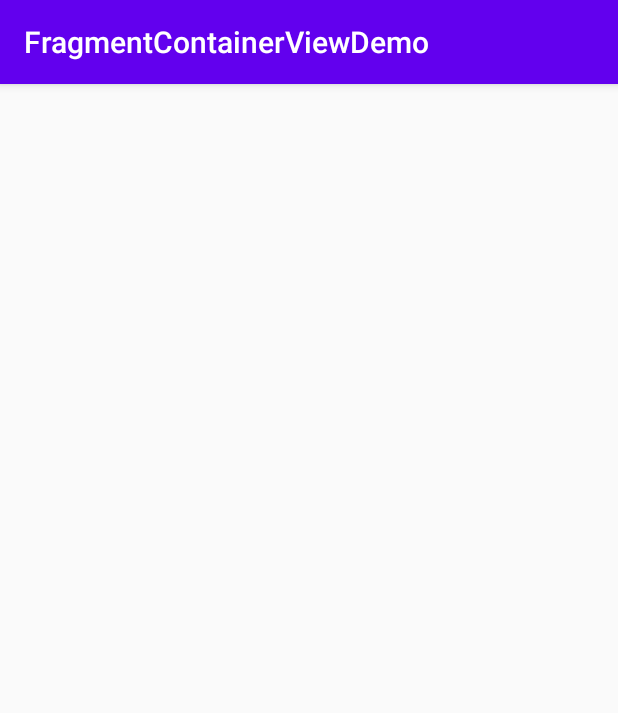
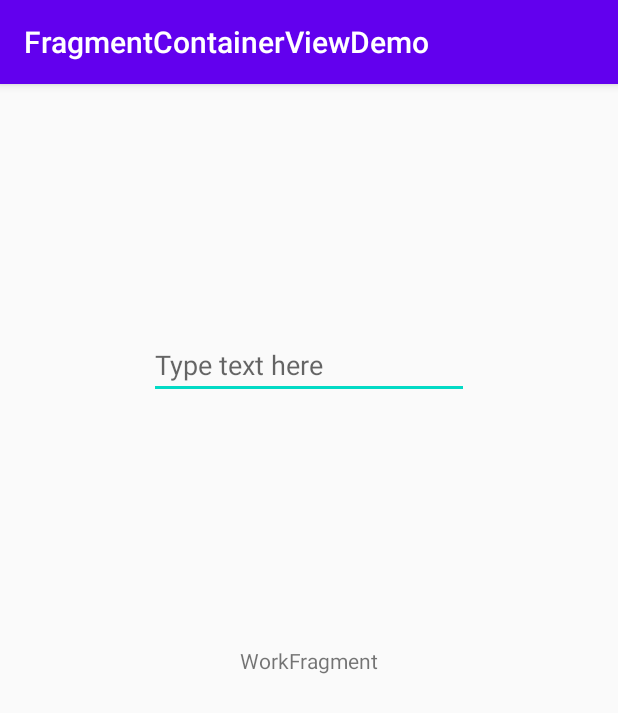
Before and after one commit to DenBond7/FragmentContainerViewDemo, an Android app: the screen it shows after launch (BrokenActivity before the commit, WorkActivity after it), after a tap on "OPEN NORMAL ACTIVITY", on a phone screen of 412 x 824 dp. Shown: the top 713 px of the screen. Run offline under Robolectric (Android 15) with nearby library versions, the phone set to English and light mode, and no system bars.

Commit message:
Added WorkActivity.

```diff
--- a/app/src/main/AndroidManifest.xml
+++ b/app/src/main/AndroidManifest.xml
@@ -9,8 +9,9 @@
         android:roundIcon="@mipmap/ic_launcher_round"
         android:supportsRtl="true"
         android:theme="@style/AppTheme">
-        <activity android:name="com.denbond7.fragmentcontainerview.BrokenActivity"></activity>
-        <activity android:name="com.denbond7.fragmentcontainerview.MainActivity">
+        <activity android:name=".WorkActivity"/>
+        <activity android:name=".BrokenActivity" />
+        <activity android:name=".MainActivity">
             <intent-filter>
                 <action android:name="android.intent.action.MAIN" />
 
--- /dev/null
+++ b/app/src/main/java/com/denbond7/fragmentcontainerview/WorkActivity.kt
@@ -0,0 +1,18 @@
+package com.denbond7.fragmentcontainerview
+
+import android.os.Bundle
+import androidx.appcompat.app.AppCompatActivity
+import com.denbond7.fragmentcontainerview.ui.main.WorkFragment
+
+class WorkActivity : AppCompatActivity() {
+
+    override fun onCreate(savedInstanceState: Bundle?) {
+        super.onCreate(savedInstanceState)
+        setContentView(R.layout.work_activity)
+        if (savedInstanceState == null) {
+            supportFragmentManager.beginTransaction()
+                .replace(R.id.container, WorkFragment.newInstance())
+                .commitNow()
+        }
+    }
+}
--- a/app/src/main/java/com/denbond7/fragmentcontainerview/ui/main/MainFragment.kt
+++ b/app/src/main/java/com/denbond7/fragmentcontainerview/ui/main/MainFragment.kt
@@ -7,9 +7,9 @@ import android.view.View
 import android.view.ViewGroup
 import androidx.fragment.app.Fragment
 import androidx.lifecycle.ViewModelProviders
+import com.denbond7.fragmentcontainerview.BrokenActivity
 import com.denbond7.fragmentcontainerview.R
-import com.denbond7.fragmentcontainerview.BrokenActivity
-import kotlinx.android.synthetic.main.layout.*
+import com.denbond7.fragmentcontainerview.WorkActivity
 import kotlinx.android.synthetic.main.main_fragment.*
 
 class MainFragment : Fragment() {
@@ -20,8 +20,10 @@ class MainFragment : Fragment() {
 
     private lateinit var viewModel: MainViewModel
 
-  override fun onCreateView(inflater: LayoutInflater, container: ViewGroup?,
-                            savedInstanceState: Bundle?): View {
+    override fun onCreateView(
+        inflater: LayoutInflater, container: ViewGroup?,
+        savedInstanceState: Bundle?
+    ): View {
         return inflater.inflate(R.layout.main_fragment, container, false)
     }
 
@@ -31,7 +33,7 @@ class MainFragment : Fragment() {
         // TODO: Use the ViewModel
 
         buttonWorkActivity?.setOnClickListener {
-      startActivity(Intent(requireContext(), BrokenActivity::class.java))
+            startActivity(Intent(requireContext(), WorkActivity::class.java))
         }
 
         buttonBrokenActivity?.setOnClickListener {
--- /dev/null
+++ b/app/src/main/java/com/denbond7/fragmentcontainerview/ui/main/WorkFragment.kt
@@ -0,0 +1,32 @@
+package com.denbond7.fragmentcontainerview.ui.main
+
+import androidx.lifecycle.ViewModelProviders
+import android.os.Bundle
+import androidx.fragment.app.Fragment
+import android.view.LayoutInflater
+import android.view.View
+import android.view.ViewGroup
+import com.denbond7.fragmentcontainerview.R
+
+class WorkFragment : Fragment() {
+
+    companion object {
+        fun newInstance() = WorkFragment()
+    }
+
+    private lateinit var viewModel: WorkViewModel
+
+    override fun onCreateView(
+        inflater: LayoutInflater, container: ViewGroup?,
+        savedInstanceState: Bundle?
+    ): View {
+        return inflater.inflate(R.layout.work_fragment, container, false)
+    }
+
+    override fun onActivityCreated(savedInstanceState: Bundle?) {
+        super.onActivityCreated(savedInstanceState)
+        viewModel = ViewModelProviders.of(this).get(WorkViewModel::class.java)
+        // TODO: Use the ViewModel
+    }
+
+}
--- /dev/null
+++ b/app/src/main/java/com/denbond7/fragmentcontainerview/ui/main/WorkViewModel.kt
@@ -0,0 +1,7 @@
+package com.denbond7.fragmentcontainerview.ui.main
+
+import androidx.lifecycle.ViewModel
+
+class WorkViewModel : ViewModel() {
+    // TODO: Implement the ViewModel
+}
--- a/app/src/main/res/layout/fragment_container_view.xml
+++ b/app/src/main/res/layout/fragment_container_view.xml
@@ -1,7 +1,7 @@
 <androidx.fragment.app.FragmentContainerView xmlns:android="http://schemas.android.com/apk/res/android"
     xmlns:tools="http://schemas.android.com/tools"
     android:id="@+id/secondFragment"
-    android:name="com.denbond7.fragmentcontainerview.ui.main.SecondFragment"
+    android:name="com.denbond7.fragmentcontainerview.ui.main.BrokenFragment"
     android:layout_width="match_parent"
     android:layout_height="match_parent"
     tools:layout="@layout/main_fragment" />
--- /dev/null
+++ b/app/src/main/res/layout/work_activity.xml
@@ -0,0 +1,7 @@
+<?xml version="1.0" encoding="utf-8"?>
+<FrameLayout xmlns:android="http://schemas.android.com/apk/res/android"
+    xmlns:tools="http://schemas.android.com/tools"
+    android:id="@+id/container"
+    android:layout_width="match_parent"
+    android:layout_height="match_parent"
+    tools:context=".WorkActivity" />
--- /dev/null
+++ b/app/src/main/res/layout/work_fragment.xml
@@ -0,0 +1,32 @@
+<?xml version="1.0" encoding="utf-8"?>
+<androidx.constraintlayout.widget.ConstraintLayout xmlns:android="http://schemas.android.com/apk/res/android"
+    xmlns:app="http://schemas.android.com/apk/res-auto"
+    xmlns:tools="http://schemas.android.com/tools"
+    android:id="@+id/work"
+    android:layout_width="match_parent"
+    android:layout_height="match_parent"
+    tools:context=".ui.main.WorkFragment">
+
+    <TextView
+        android:id="@+id/message"
+        android:layout_width="wrap_content"
+        android:layout_height="wrap_content"
+        android:text="WorkFragment"
+        app:layout_constraintBottom_toBottomOf="parent"
+        app:layout_constraintEnd_toEndOf="parent"
+        app:layout_constraintStart_toStartOf="parent"
+        app:layout_constraintTop_toTopOf="parent" />
+
+    <EditText
+        android:id="@+id/editTextTextPersonName2"
+        android:layout_width="wrap_content"
+        android:layout_height="wrap_content"
+        android:ems="10"
+        android:inputType="textPersonName"
+        android:hint="Type text here"
+        app:layout_constraintBottom_toTopOf="@+id/message"
+        app:layout_constraintEnd_toEndOf="parent"
+        app:layout_constraintStart_toStartOf="parent"
+        app:layout_constraintTop_toTopOf="parent" />
+
+</androidx.constraintlayout.widget.ConstraintLayout>
```
Lines whose indentation alone changed are shown as unchanged.
